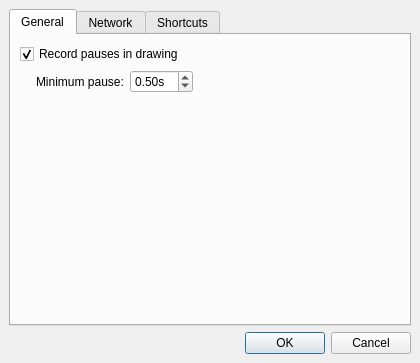
First picture: the form in src/client/ui/settings.ui, repository drawpile/Drawpile, before the edit.
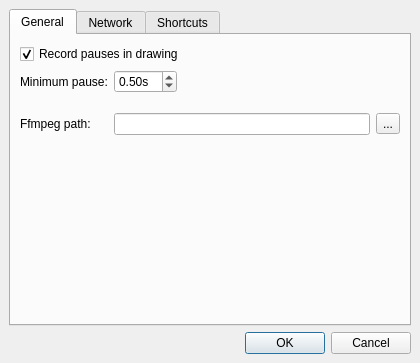
Second picture: the form after the edit. Icons and pictures are not drawn.

Commit message: Configurable ffmpeg binary path

Diff of the .ui file:
```diff
--- a/src/client/ui/settings.ui
+++ b/src/client/ui/settings.ui
@@ -38,45 +38,40 @@
       <attribute name="title">
        <string>General</string>
       </attribute>
-      <layout class="QVBoxLayout" name="verticalLayout">
-       <item>
-        <widget class="QCheckBox" name="recordpause">
-         <property name="text">
-          <string>Record pauses in drawing</string>
-         </property>
-         <property name="checked">
-          <bool>true</bool>
-         </property>
-        </widget>
-       </item>
-       <item>
-        <layout class="QHBoxLayout" name="horizontalLayout_4">
-         <item>
-          <spacer name="horizontalSpacer_3">
-           <property name="orientation">
-            <enum>Qt::Horizontal</enum>
-           </property>
-           <property name="sizeType">
-            <enum>QSizePolicy::Minimum</enum>
-           </property>
-           <property name="sizeHint" stdset="0">
-            <size>
-             <width>16</width>
-             <height>20</height>
-            </size>
-           </property>
-          </spacer>
-         </item>
-         <item>
           <layout class="QFormLayout" name="formLayout_2">
-           <item row="0" column="0">
+       <item row="4" column="0">
+        <widget class="QLabel" name="label_4">
+         <property name="text">
+          <string>Ffmpeg path:</string>
+         </property>
+        </widget>
+       </item>
+       <item row="4" column="1">
+        <layout class="QHBoxLayout" name="horizontalLayout">
+         <item>
+          <widget class="QLineEdit" name="ffmpegpath"/>
+         </item>
+         <item>
+          <widget class="QToolButton" name="pickFfmpeg">
+           <property name="text">
+            <string>...</string>
+           </property>
+           <property name="icon">
+            <iconset theme="document-open" resource="resources.qrc">
+             <normaloff>:/icons/document-open.png</normaloff>:/icons/document-open.png</iconset>
+           </property>
+          </widget>
+         </item>
+        </layout>
+       </item>
+       <item row="2" column="0">
             <widget class="QLabel" name="label_2">
              <property name="text">
               <string>Minimum pause:</string>
              </property>
             </widget>
            </item>
-           <item row="0" column="1">
+       <item row="2" column="1">
             <layout class="QHBoxLayout" name="horizontalLayout_3">
              <item>
               <widget class="QDoubleSpinBox" name="minimumpause">
@@ -112,9 +107,31 @@
              </item>
             </layout>
            </item>
-          </layout>
-         </item>
-        </layout>
+       <item row="3" column="1">
+        <spacer name="verticalSpacer">
+         <property name="orientation">
+          <enum>Qt::Vertical</enum>
+         </property>
+         <property name="sizeType">
+          <enum>QSizePolicy::Minimum</enum>
+         </property>
+         <property name="sizeHint" stdset="0">
+          <size>
+           <width>20</width>
+           <height>8</height>
+          </size>
+         </property>
+        </spacer>
+       </item>
+       <item row="1" column="0" colspan="2">
+        <widget class="QCheckBox" name="recordpause">
+         <property name="text">
+          <string>Record pauses in drawing</string>
+         </property>
+         <property name="checked">
+          <bool>true</bool>
+         </property>
+        </widget>
        </item>
       </layout>
      </widget>
```
Left out of the diff: 4 changed lines with no effect on the pictures. Lines whose indentation alone changed are shown as unchanged. The commit also changes 3 other files.
